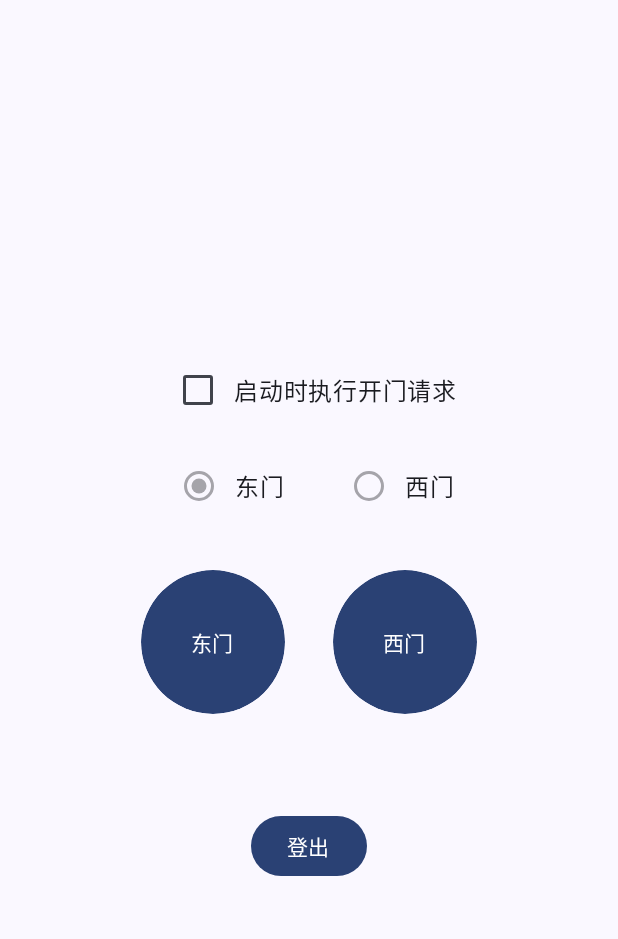
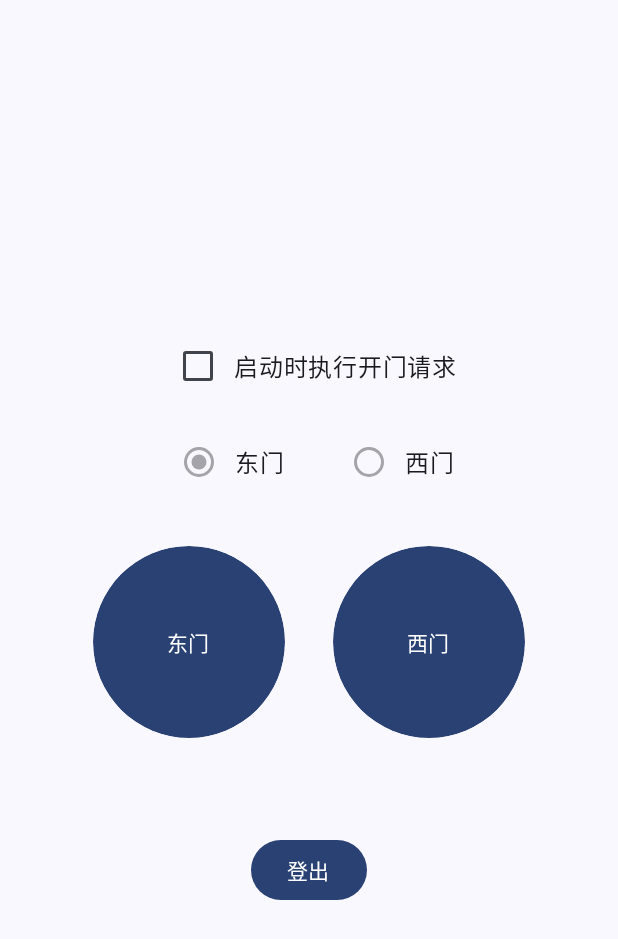
Before and after one commit to Uynaity/YueKaiMen, an Android app built with Jetpack Compose: the composable MainScreen shown on its own in the app's theme, after a tap on "东门", on a phone screen of 412 x 824 dp. Shown: the top 939 px of the screen. Run offline under Robolectric (Android 15) with nearby library versions, the light colour scheme and no system bars; 2 statements that could not run were skipped.

```diff
--- a/app/src/main/java/com/uynaity/opendoor/PostClient.kt
+++ b/app/src/main/java/com/uynaity/opendoor/PostClient.kt
@@ -15,15 +15,15 @@ import io.ktor.http.ContentType
 import io.ktor.http.HttpHeaders
 import io.ktor.http.contentType
 import io.ktor.serialization.kotlinx.json.json
+import kotlinx.coroutines.CompletableDeferred
 import kotlinx.coroutines.CoroutineScope
 import kotlinx.coroutines.Dispatchers
 import kotlinx.coroutines.launch
-import kotlinx.coroutines.withContext
 import kotlinx.serialization.Serializable
 import kotlinx.serialization.json.Json
 
 class PostClient {
-    fun sendPostRequest(context: Context, door: String, phone: String?) {
+    suspend fun sendPostRequest(context: Context, door: String, phone: String?): Pair<Int, String> {
 
         val client = HttpClient(Android) {
             install(ContentNegotiation) {
@@ -36,6 +36,7 @@ class PostClient {
 
         val equipmentId = if (door == "east") 15247 else 15248
         val doorName = if (equipmentId == 15247) "东门" else "西门"
+        val result = CompletableDeferred<Pair<Int, String>>()
 
         Toast.makeText(context, "$doorName 开门中...", Toast.LENGTH_SHORT).show()
 
@@ -51,18 +52,12 @@ class PostClient {
                     }
 
                 val responseBody = response.bodyAsText()
-
-                withContext(Dispatchers.Main) {
-                    Toast.makeText(
-                        context, "$doorName $responseBody", Toast.LENGTH_SHORT
-                    ).show()
-                }
+                result.complete(Pair(response.status.value, responseBody))
             } catch (e: Exception) {
-                withContext(Dispatchers.Main) {
-                    Toast.makeText(context, "Request failed: ${e.message}", Toast.LENGTH_SHORT).show()
-                }
+                result.complete(Pair(-1, e.message ?: "Unknown error"))
             }
         }
+        return result.await()
     }
 
     @SuppressLint("UnsafeOptInUsageError")
--- a/app/src/main/java/com/uynaity/opendoor/ui/MainScreen.kt
+++ b/app/src/main/java/com/uynaity/opendoor/ui/MainScreen.kt
@@ -1,6 +1,7 @@
 package com.uynaity.opendoor.ui
 
 import android.content.Context
+import android.widget.Toast
 import androidx.compose.foundation.layout.Arrangement
 import androidx.compose.foundation.layout.Column
 import androidx.compose.foundation.layout.Row
@@ -36,6 +37,9 @@ import androidx.navigation.compose.rememberNavController
 import com.uynaity.opendoor.PostClient
 import com.uynaity.opendoor.R
 import com.uynaity.opendoor.Routes
+import kotlinx.coroutines.CoroutineScope
+import kotlinx.coroutines.Dispatchers
+import kotlinx.coroutines.launch
 
 @Composable
 fun MainScreen(navController: NavController, modifier: Modifier = Modifier) {
@@ -55,7 +59,8 @@ fun MainScreen(navController: NavController, modifier: Modifier = Modifier) {
 
     LaunchedEffect(Unit) {
         if (auto) {
-            client.sendPostRequest(context, selectedDoor, phone)
+            val (code, message) = client.sendPostRequest(context, selectedDoor, phone)
+            Toast.makeText(context, "$code $message", Toast.LENGTH_SHORT).show()
         }
     }
 
@@ -152,11 +157,21 @@ fun DoorSelection(selectedDoor: String, onDoorSelected: (String) -> Unit, enable
 
 @Composable
 fun RoundBtn(
-    text: String, modifier: Modifier = Modifier, onClick: () -> Unit
+    text: String,
+    modifier: Modifier = Modifier,
+    onClick: suspend () -> Pair<Int, String>
 ) {
+    val context = LocalContext.current
+
     Button(
-        onClick = onClick, modifier = modifier
-            .size(96.dp)
+        onClick = {
+            CoroutineScope(Dispatchers.Main).launch {
+                val (code, message) = onClick()
+                Toast.makeText(context, "$code $message", Toast.LENGTH_SHORT).show()
+            }
+        },
+        modifier = modifier
+            .size(128.dp)
             .clip(CircleShape)
     ) {
         Text(text = text)
```
Also changed, not shown: app/src/main/java/com/uynaity/opendoor/LinkActivity.kt (+14 -6 lines), 1 other file.
